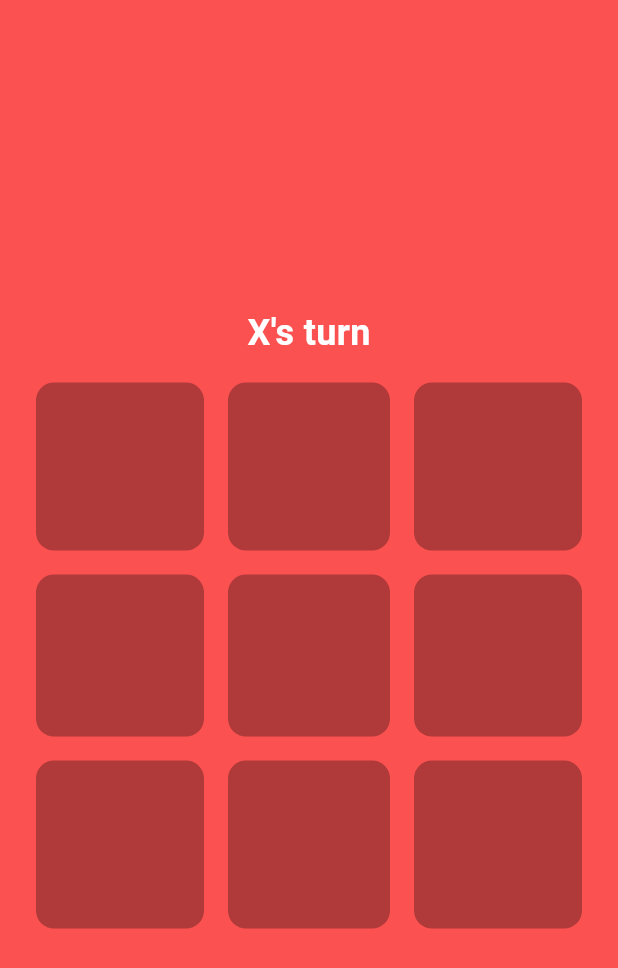
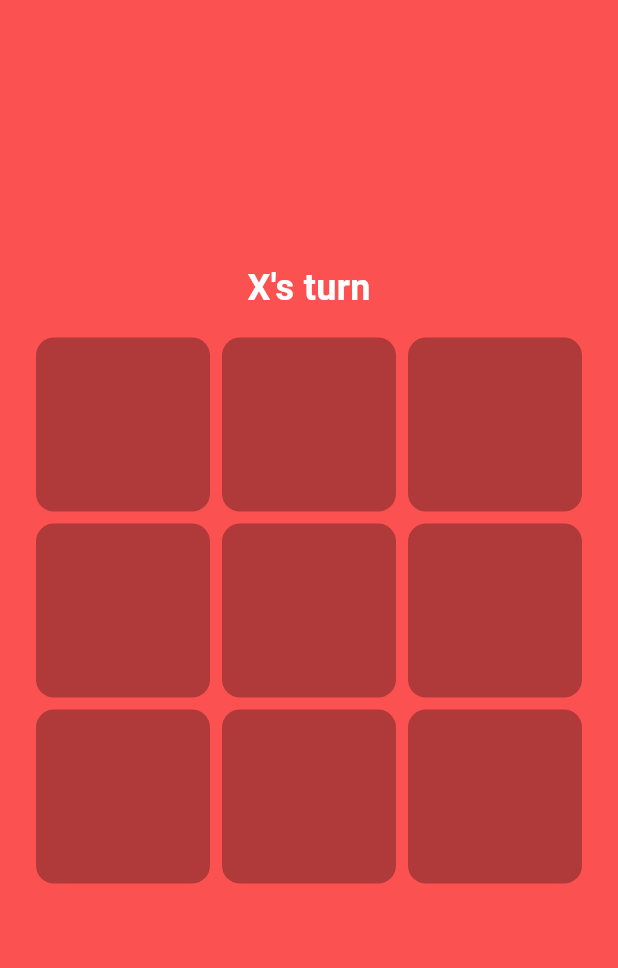
Before and after one commit to girard-xyz/ttt, a Flutter app: the screen it shows after launch, after a tap on "vs Friend", on a phone screen of 412 x 824 dp. Shown: the top 968 px of the screen. Run offline on Flutter 3.47's test engine with Material 3 defaults, Android fonts, the phone set to English and light mode, and no system bars; our stand-ins replace equatable, flutter_bloc, freezed_annotation, shared_preferences; missing offline and left inert: flutter_confetti.

Commit message:
feat: add AppTheme, confetti, and board rendering polish

```diff
--- /dev/null
+++ b/lib/core/theme.dart
@@ -0,0 +1,19 @@
+import 'package:flutter/material.dart';
+import 'colors.dart';
+
+class AppTheme {
+  AppTheme._();
+
+  static ThemeData get dark {
+    return ThemeData(
+      useMaterial3: true,
+      scaffoldBackgroundColor: AppColors.background,
+      colorScheme: const ColorScheme.dark(
+        primary: AppColors.grid,
+        onPrimary: Colors.white,
+        surface: AppColors.background,
+        onSurface: Colors.white,
+      ),
+    );
+  }
+}
--- a/lib/main.dart
+++ b/lib/main.dart
@@ -1,6 +1,7 @@
 import 'package:flutter/material.dart';
 import 'package:flutter_bloc/flutter_bloc.dart';
 import 'package:ttt/core/l10n/app_localizations.dart';
+import 'package:ttt/core/theme.dart';
 import 'package:ttt/presentation/game/bloc/game_bloc.dart';
 import 'package:ttt/presentation/game/game_page.dart';
 
@@ -19,7 +20,7 @@ class TttApp extends StatelessWidget {
       localizationsDelegates: AppLocalizations.localizationsDelegates,
       supportedLocales: AppLocalizations.supportedLocales,
       debugShowCheckedModeBanner: false,
-      theme: ThemeData(useMaterial3: true),
+      theme: AppTheme.dark,
       home: BlocProvider(
         create: (_) => GameBloc(),
         child: const GamePage(),
--- a/lib/presentation/game/game_page.dart
+++ b/lib/presentation/game/game_page.dart
@@ -1,5 +1,6 @@
 import 'package:flutter/material.dart';
 import 'package:flutter_bloc/flutter_bloc.dart';
+import 'package:flutter_confetti/flutter_confetti.dart';
 import 'package:ttt/core/colors.dart';
 import 'package:ttt/domain/entities/game.dart';
 import 'package:ttt/domain/entities/game_status.dart';
@@ -72,6 +73,21 @@ class _GamePageState extends State<GamePage> {
         child: BlocConsumer<GameBloc, GameState>(
           listener: (context, state) {
             if (state.game.status.isGameOver) {
+              if (state.winLine != null) {
+                Confetti.launch(
+                  context,
+                  options: ConfettiOptions(
+                    particleCount: 80,
+                    spread: 60,
+                    colors: [
+                      AppColors.oColor,
+                      AppColors.grid,
+                      AppColors.xColor,
+                      Colors.white,
+                    ],
+                  ),
+                );
+              }
               Future.delayed(
                 state.winLine != null
                     ? const Duration(seconds: 1)
@@ -101,11 +117,17 @@ class _GamePageState extends State<GamePage> {
                         },
                       ),
                     ),
-                    if (state.isLoading)
-                      const Padding(
-                        padding: EdgeInsets.only(top: 24),
-                        child: CircularProgressIndicator(color: Colors.white),
+                    const SizedBox(height: 24),
+                    AnimatedOpacity(
+                      opacity: state.isLoading ? 1.0 : 0.0,
+                      duration: const Duration(milliseconds: 200),
+                      child: const SizedBox(
+                        height: 36,
+                        child: Center(
+                          child: CircularProgressIndicator(color: Colors.white),
+                        ),
                       ),
+                    ),
                   ],
                 ),
               ),
--- a/lib/presentation/widgets/board_grid.dart
+++ b/lib/presentation/widgets/board_grid.dart
@@ -20,12 +20,7 @@ class BoardGrid extends StatelessWidget {
   Widget build(BuildContext context) {
     return AspectRatio(
       aspectRatio: 1,
-      child: LayoutBuilder(
-        builder: (context, constraints) {
-          final cellSize = constraints.maxWidth / 3;
-          return Stack(
-            children: [
-              GridView.builder(
+      child: GridView.builder(
         physics: const NeverScrollableScrollPhysics(),
         gridDelegate: const SliverGridDelegateWithFixedCrossAxisCount(
           crossAxisCount: 3,
@@ -34,74 +29,14 @@ class BoardGrid extends StatelessWidget {
         ),
         itemCount: 9,
         itemBuilder: (context, index) {
-                  final row = index ~/ 3;
-                  final col = index % 3;
-                  return Padding(
-                    padding: EdgeInsets.only(
-                      top: row == 0 ? 0 : 4,
-                      bottom: row == 2 ? 0 : 4,
-                      left: col == 0 ? 0 : 4,
-                      right: col == 2 ? 0 : 4,
-                    ),
-                    child: CellTile(
+          return CellTile(
             value: game.board[index],
             isLastMove: lastMoveIndex == index,
             isWinningCell: winLine?.contains(index) ?? false,
             onTap: () => onCellTapped(index),
-                    ),
-                  );
-                },
-              ),
-              if (winLine != null)
-                Positioned.fill(
-                  child: CustomPaint(
-                    painter: _WinLinePainter(
-                      winLine: winLine!,
-                      cellSize: cellSize,
-                    ),
-                  ),
-                ),
-            ],
           );
         },
       ),
     );
   }
 }
-
-class _WinLinePainter extends CustomPainter {
-  final List<int> winLine;
-  final double cellSize;
-
-  _WinLinePainter({required this.winLine, required this.cellSize});
-
-  @override
-  void paint(Canvas canvas, Size size) {
-    final paint = Paint()
-      ..color = Colors.white
-      ..strokeWidth = 6
-      ..strokeCap = StrokeCap.round;
-
-    final gap = 8.0;
-    final cellTotal = cellSize + gap;
-    final halfCell = cellSize / 2;
-
-    final startIndex = winLine.first;
-    final endIndex = winLine.last;
-
-    final startRow = startIndex ~/ 3;
-    final startCol = startIndex % 3;
-    final endRow = endIndex ~/ 3;
-    final endCol = endIndex % 3;
-
-    final startX = startCol * cellTotal + halfCell;
-    final startY = startRow * cellTotal + halfCell;
-    final endX = endCol * cellTotal + halfCell;
-    final endY = endRow * cellTotal + halfCell;
-
-    canvas.drawLine(Offset(startX, startY), Offset(endX, endY), paint);
-  }
-
-  @override
-  bool shouldRepaint(covariant _WinLinePainter old) => old.winLine != winLine;
-}
--- a/lib/presentation/widgets/cell_tile.dart
+++ b/lib/presentation/widgets/cell_tile.dart
@@ -27,10 +27,14 @@ class CellTile extends StatelessWidget {
         child: AnimatedOpacity(
           opacity: 1.0,
           duration: const Duration(milliseconds: 200),
-          child: Container(
+          child: AnimatedContainer(
+            duration: const Duration(milliseconds: 300),
             decoration: BoxDecoration(
               color: AppColors.grid,
               borderRadius: BorderRadius.circular(12),
+              border: isWinningCell
+                  ? Border.all(color: Colors.white, width: 3)
+                  : null,
             ),
             child: Center(
               child: AnimatedSwitcher(
@@ -48,17 +52,19 @@ class CellTile extends StatelessWidget {
 
   Widget _buildSymbol(Player player) {
     final isX = player == Player.x;
-    if (isX) {
-      return CustomPaint(
-        key: const ValueKey('x'),
-        size: const Size.square(48),
-        painter: _XPainter(color: AppColors.xColor),
-      );
-    }
-    return CustomPaint(
-      key: const ValueKey('o'),
-      size: const Size.square(48),
-      painter: _OPainter(color: AppColors.oColor),
+    final child = isX
+        ? CustomPaint(
+            key: const ValueKey('x'),
+            painter: _XPainter(color: AppColors.xColor),
+          )
+        : CustomPaint(
+            key: const ValueKey('o'),
+            painter: _OPainter(color: AppColors.oColor),
+          );
+    return FractionallySizedBox(
+      widthFactor: 2 / 3,
+      heightFactor: 2 / 3,
+      child: child,
     );
   }
 }
```
Also changed, not shown: pubspec.yaml (+2 -56 lines), pubspec.lock, 1 other file. Lines whose indentation alone changed are shown as unchanged.
